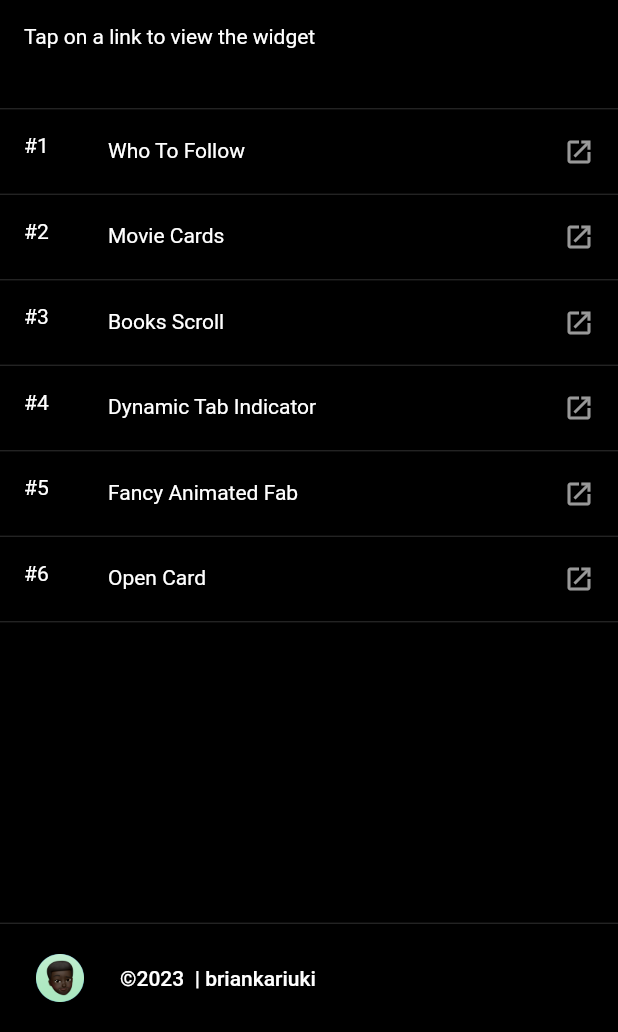
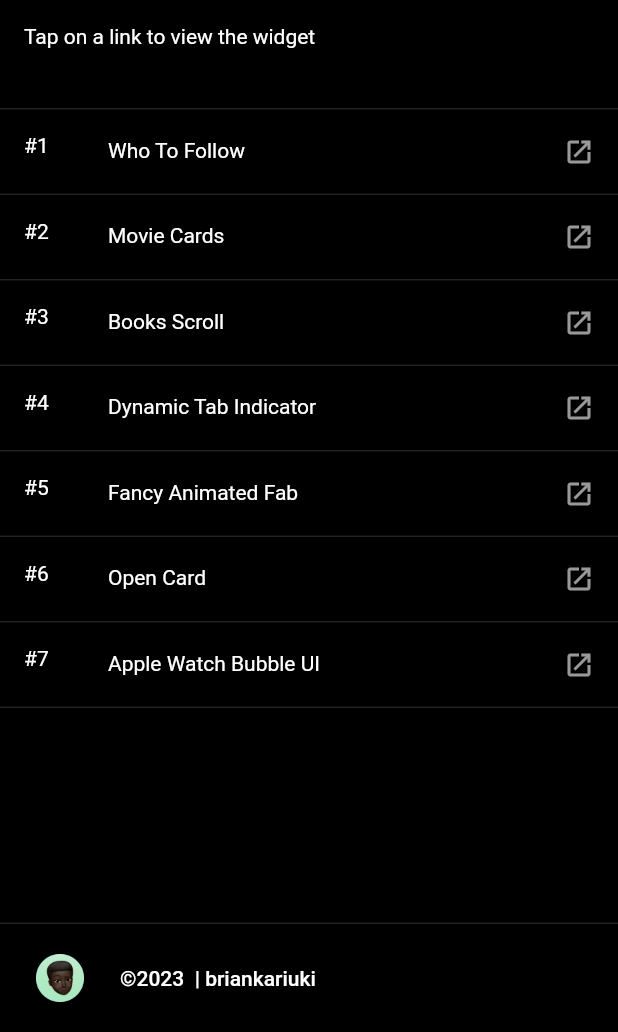
Before and after one commit to briankariuki/flutter-widget-explorations, a Flutter app: the screen it shows after launch, on a phone screen of 412 x 824 dp, the part 204-1236 px from its top. Run offline on Flutter 3.47's test engine with Material 2 defaults, Android fonts, the phone set to English and light mode, and no system bars; our stand-ins replace cached_network_image, rxdart, stream_transform.

Commit message:
add apple watch bubble ui page

```diff
--- a/lib/core/widgets/widgets.dart
+++ b/lib/core/widgets/widgets.dart
@@ -1 +1,2 @@
 export 'animation_slider.dart';
+export 'custom_scroll_behavior.dart';
--- a/lib/open_card/open_card_page.dart
+++ b/lib/open_card/open_card_page.dart
@@ -2,7 +2,6 @@ import 'dart:ui';
 
 import 'package:flutter/material.dart';
 import 'package:flutter/services.dart';
-import 'package:flutter_reactive_programming/core/widgets/custom_scroll_behavior.dart';
 import 'package:flutter_reactive_programming/core/widgets/widgets.dart';
 import 'package:flutter_reactive_programming/open_card/widgets/card_content_widget.dart';
 import 'package:flutter_reactive_programming/util/image.dart';
@@ -41,7 +40,7 @@ class _OpenCardPageState extends State<OpenCardPage> with SingleTickerProviderSt
   double scrollPosition = 0.0;
 
   final animationCurve = const Cubic(0.6, 0.05, -0.01, 0.9);
-  final animationDuration = const Duration(milliseconds: 600);
+  final animationDuration = const Duration(milliseconds: 450);
 
   ///static const Cubic easeCurve = Cubic(0.6, 0.05, -0.01, 0.9);
 
--- a/lib/routes/routes.dart
+++ b/lib/routes/routes.dart
@@ -1,4 +1,5 @@
 import 'package:flutter/material.dart';
+import 'package:flutter_reactive_programming/apple_bubble_ui/apple_bubble_ui_page.dart';
 import 'package:flutter_reactive_programming/books_scroll/books_scroll_page.dart';
 import 'package:flutter_reactive_programming/dynamic_tab_indicator/dynamic_tab_indicator_page.dart';
 import 'package:flutter_reactive_programming/fancy_fab/fancy_fab_page.dart';
@@ -37,6 +38,11 @@ final routes = <PageRoute>[
     title: 'Open Card',
     widget: const OpenCardPage(),
   ),
+  PageRoute(
+    routeName: AppleBubbleUIPage.routeName,
+    title: 'Apple Watch Bubble UI',
+    widget: const AppleBubbleUIPage(),
+  ),
 ];
 
 class PageRoute {
```
Also changed, not shown: lib/apple_bubble_ui/apple_bubble_ui_page.dart (added, +16 -0 lines).
